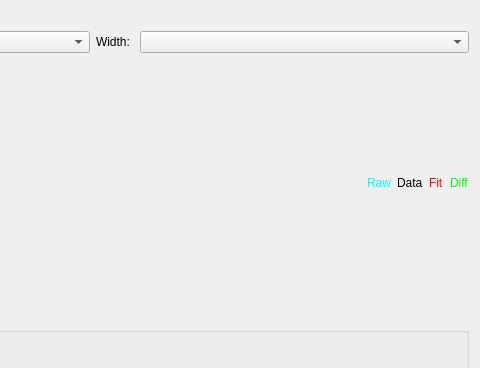
The window that Code/Mantid/MantidQt/CustomInterfaces/inc/MantidQtCustomInterfaces/JumpFit.ui (mantidproject/mantid) describes before a commit, drawn with Qt 5; both pictures show x 326 to 806 and y 0 to 368 of the 806 by 572 pixel window.
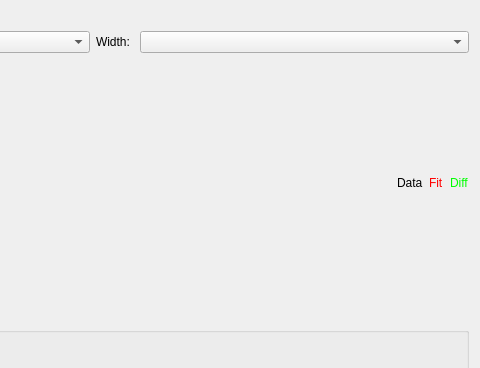
The same window after the commit. Custom widgets are drawn as their Qt base class.

Commit message:
Only plot the HWHM raw plot on JumpFit
Refs #10277

```diff
--- a/Code/Mantid/MantidQt/CustomInterfaces/inc/MantidQtCustomInterfaces/JumpFit.ui
+++ b/Code/Mantid/MantidQt/CustomInterfaces/inc/MantidQtCustomInterfaces/JumpFit.ui
@@ -129,16 +129,6 @@
            </property>
           </spacer>
          </item>
-         <item>
-          <widget class="QLabel" name="legendData">
-           <property name="styleSheet">
-            <string notr="true">color: rgb(0, 255, 255);</string>
-           </property>
-           <property name="text">
-            <string>Raw</string>
-           </property>
-          </widget>
-         </item>
          <item>
           <widget class="QLabel" name="legendRaw">
            <property name="text">
```
The commit also changes 2 other files.
